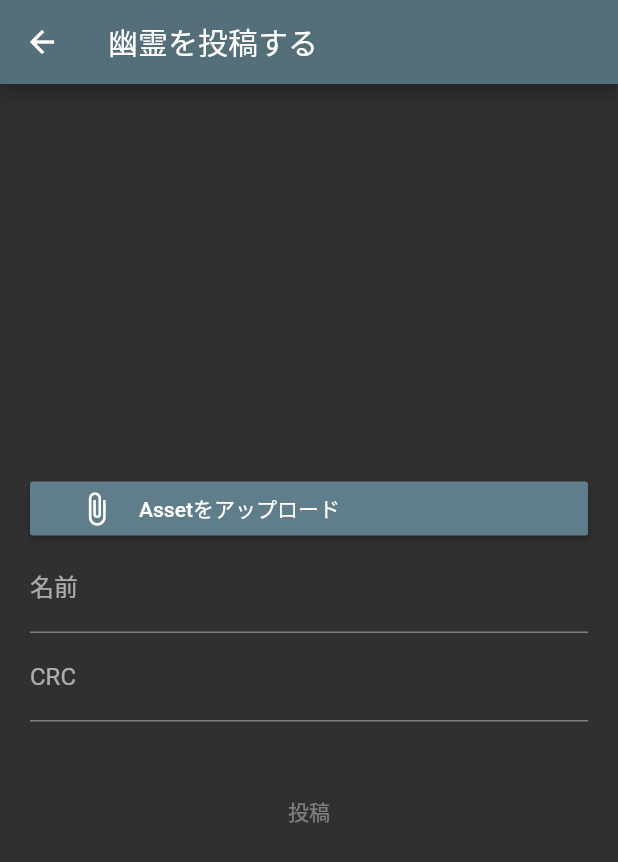
After one commit to sinano1107/Yonaki, a Flutter app: the screen it shows after launch, after a tap on "幽霊を投稿する", on a phone screen of 412 x 824 dp. The commit adds this screen. Shown: the top 862 px of the screen. Run offline on Flutter 3.47's test engine with Material 2 defaults, Android fonts, the light colour scheme and no system bars; our stand-ins replace animated_text_kit, audioplayers, cloud_firestore, file_picker, firebase_storage, google_maps_flutter and 5 more; missing offline and left inert: flutter_unity_widget; accounts and stored records are empty; Roboto replaces fonts that are missing (Horror).

Commit message:
[add] post_object_screenを追加

```diff
--- a/lib/main.dart
+++ b/lib/main.dart
@@ -4,6 +4,7 @@ import 'package:yonaki/models/yonaki_provider.dart';
 import 'package:yonaki/screens/ar_screen.dart';
 import 'package:yonaki/screens/loading_screen.dart';
 import 'package:yonaki/screens/location_story_screen.dart';
+import 'package:yonaki/screens/post_object_screen.dart';
 import 'package:yonaki/screens/post_program_screen.dart';
 import 'package:yonaki/screens/program_screen.dart';
 import 'package:yonaki/screens/walk_screen.dart';
@@ -29,6 +30,7 @@ class Yonaki extends StatelessWidget {
           ARScreen.id: (context) => ARScreen(),
           LoadingScreen.id: (context) => LoadingScreen(),
           LocationStoryScreen.id: (context) => LocationStoryScreen(),
+          PostObjectScreen.id: (context) => PostObjectScreen(),
           PostProgramScreen.id: (context) => PostProgramScreen(),
           ProgramScreen.id: (context) => ProgramScreen(),
           WalkScreen.id: (context) => WalkScreen(),
--- a/lib/screens/loading_screen.dart
+++ b/lib/screens/loading_screen.dart
@@ -3,9 +3,9 @@ import 'package:provider/provider.dart';
 import 'package:flutter_unity_widget/flutter_unity_widget.dart';
 import 'package:yonaki/models/yonaki_provider.dart';
 import 'package:yonaki/screens/location_story_screen.dart';
+import 'package:yonaki/screens/post_object_screen.dart';
 import 'package:yonaki/screens/program_screen.dart';
 import 'package:yonaki/screens/walk_screen.dart';
-import 'package:yonaki/services/firebase_service.dart';
 
 class LoadingScreen extends StatefulWidget {
   static const String id = 'loading';
@@ -45,18 +45,19 @@ class _LoadingScreenState extends State<LoadingScreen> {
                           Navigator.pushNamed(context, WalkScreen.id),
                     ),
                     MaterialButton(
-                      child: Text('プログラム画面へ'),
-                      onPressed: () =>
-                          Navigator.pushNamed(context, ProgramScreen.id),
-                    ),
-                    MaterialButton(
                       child: Text('ロケーションストーリー'),
                       onPressed: () =>
                           Navigator.pushNamed(context, LocationStoryScreen.id),
                     ),
                     MaterialButton(
-                      child: Text('テスト用'),
-                      onPressed: () => FirebaseService().getObjects(),
+                      child: Text('恐怖体験を投稿する'),
+                      onPressed: () =>
+                          Navigator.pushNamed(context, ProgramScreen.id),
+                    ),
+                    MaterialButton(
+                      child: Text('幽霊を投稿する'),
+                      onPressed: () =>
+                          Navigator.pushNamed(context, PostObjectScreen.id),
                     ),
                   ],
                 ),
--- /dev/null
+++ b/lib/screens/post_object_screen.dart
@@ -0,0 +1,119 @@
+import 'dart:io';
+
+import 'package:flutter/material.dart';
+import 'package:file_picker/file_picker.dart';
+import 'package:yonaki/services/firebase_service.dart';
+
+class PostObjectScreen extends StatefulWidget {
+  static const String id = 'postObject';
+
+  @override
+  _PostObjectScreenState createState() => _PostObjectScreenState();
+}
+
+class _PostObjectScreenState extends State<PostObjectScreen> {
+  File _file;
+  String _id;
+  String _name;
+  String _crc;
+  String _message = '';
+
+  @override
+  Widget build(BuildContext context) {
+    return Scaffold(
+      appBar: AppBar(
+        title: Text('幽霊を投稿する'),
+      ),
+      body: Padding(
+        padding: EdgeInsets.all(20),
+        child: Column(
+          mainAxisAlignment: MainAxisAlignment.center,
+          crossAxisAlignment: CrossAxisAlignment.stretch,
+          children: [
+            MaterialButton(
+              child: Row(
+                children: [
+                  Expanded(
+                    child: Icon(Icons.attach_file),
+                    flex: 1,
+                  ),
+                  Expanded(
+                    child: Text(
+                      _file == null ? 'Assetをアップロード' : _file.toString(),
+                      maxLines: 1,
+                    ),
+                    flex: 5,
+                  ),
+                ],
+              ),
+              color: Colors.blueGrey,
+              onPressed: () => getFile(),
+            ),
+            TextField(
+              style: TextStyle(color: Colors.white),
+              textAlign: TextAlign.center,
+              onChanged: (value) => setState(() => _name = value),
+              decoration: InputDecoration(
+                labelText: '名前',
+              ),
+            ),
+            TextField(
+              keyboardType: TextInputType.number,
+              style: TextStyle(color: Colors.white),
+              textAlign: TextAlign.center,
+              onChanged: (value) => setState(() => _crc = value),
+              decoration: InputDecoration(
+                labelText: 'CRC',
+              ),
+            ),
+            SizedBox(height: 10),
+            Text(
+              _message,
+              style: TextStyle(color: Colors.red),
+            ),
+            SizedBox(height: 10),
+            MaterialButton(
+              child: Text('投稿'),
+              onPressed: (_file != null && _name != null && _crc != null)
+                  ? () {
+                      postObject();
+                      Navigator.pop(context);
+                    }
+                  : null,
+            ),
+          ],
+        ),
+      ),
+    );
+  }
+
+  void getFile() async {
+    final file = await FilePicker.getFile(
+      type: FileType.any,
+    );
+    if (file != null) {
+      final id = file.toString().split('/').last;
+      setState(() {
+        _file = file;
+        _id = id.substring(0, id.length - 1);
+      });
+    }
+  }
+
+  void postObject() async {
+    if (await FirebaseService().notContainsObjects(_id)) {
+      FirebaseService().postObject(
+        asset: _file,
+        id: _id,
+        name: _name,
+        crc: _crc,
+      );
+    } else {
+      setState(() {
+        _file = null;
+        _message =
+            'すでに同じ名前のオブジェクトが存在します。\n異なるオブジェクトの場合オブジェクトの名前を変更して再度AssetBundleを生成してください';
+      });
+    }
+  }
+}
--- a/pubspec.yaml
+++ b/pubspec.yaml
@@ -28,6 +28,7 @@ dependencies:
   audioplayers: ^0.15.1
   modal_progress_hud: ^0.1.3
   firebase_storage: ^3.1.6
+  file_picker: ^1.13.2
 
 dev_dependencies:
   flutter_test:
```
Also changed, not shown: lib/services/firebase_service.dart (+20 -2 lines), pubspec.lock, 4 other files.
